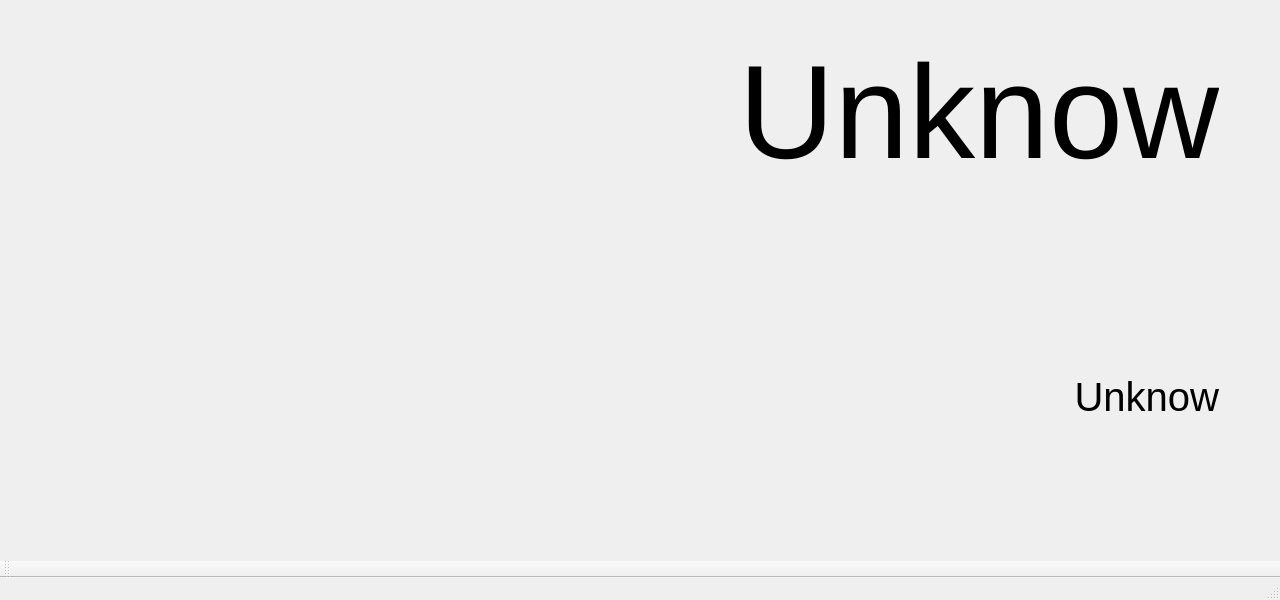
The window that mainwindow.ui (coucou1121/Datalogger) describes before a commit, drawn with Qt 5.
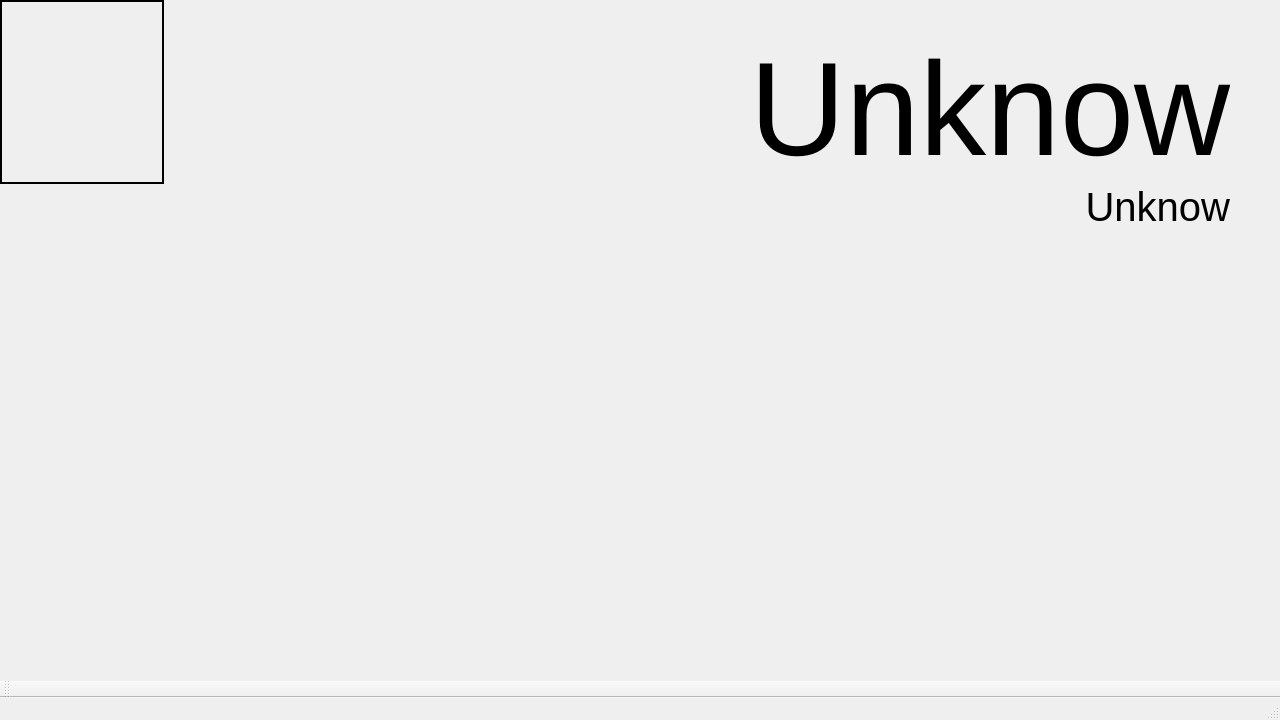
The same window after the commit. Custom widgets are drawn as their Qt base class.

Commit message: add logo and error

What changed in the file:
```diff
--- a/mainwindow.ui
+++ b/mainwindow.ui
@@ -7,17 +7,68 @@
     <x>0</x>
     <y>0</y>
     <width>1280</width>
-    <height>600</height>
+    <height>720</height>
    </rect>
   </property>
   <property name="windowTitle">
    <string>MainWindow</string>
   </property>
   <widget class="QWidget" name="centralWidget">
-   <layout class="QGridLayout" name="gridLayout">
+   <layout class="QGridLayout" name="gridLayout_2">
+    <property name="leftMargin">
+     <number>0</number>
+    </property>
+    <property name="topMargin">
+     <number>0</number>
+    </property>
+    <property name="rightMargin">
+     <number>0</number>
+    </property>
+    <property name="bottomMargin">
+     <number>0</number>
+    </property>
+    <property name="spacing">
+     <number>0</number>
+    </property>
     <item row="0" column="1">
-     <layout class="QGridLayout" name="gridLayout_2">
-      <item row="2" column="1">
+     <layout class="QGridLayout" name="gridLayout">
+      <property name="rightMargin">
+       <number>50</number>
+      </property>
+      <property name="spacing">
+       <number>0</number>
+      </property>
+      <item row="0" column="1">
+       <widget class="QLabel" name="LabelTitle">
+        <property name="minimumSize">
+         <size>
+          <width>600</width>
+          <height>100</height>
+         </size>
+        </property>
+        <property name="maximumSize">
+         <size>
+          <width>16777215</width>
+          <height>16777215</height>
+         </size>
+        </property>
+        <property name="font">
+         <font>
+          <pointsize>100</pointsize>
+         </font>
+        </property>
+        <property name="text">
+         <string>Unknow</string>
+        </property>
+        <property name="alignment">
+         <set>Qt::AlignBottom|Qt::AlignRight|Qt::AlignTrailing</set>
+        </property>
+        <property name="margin">
+         <number>0</number>
+        </property>
+       </widget>
+      </item>
+      <item row="1" column="1">
        <widget class="QLabel" name="labelVersion">
         <property name="font">
          <font>
@@ -38,55 +89,107 @@
         </property>
        </widget>
       </item>
-      <item row="0" column="1">
-       <widget class="QLabel" name="LabelTitle">
-        <property name="font">
-         <font>
-          <pointsize>100</pointsize>
-         </font>
-        </property>
-        <property name="text">
-         <string>Unknow</string>
-        </property>
-        <property name="alignment">
-         <set>Qt::AlignBottom|Qt::AlignRight|Qt::AlignTrailing</set>
-        </property>
-        <property name="margin">
-         <number>0</number>
-        </property>
-       </widget>
-      </item>
       <item row="0" column="0">
-       <widget class="LogoDateTime" name="widgetLogo" native="true">
+       <widget class="QFrame" name="LeftFrame">
+        <property name="sizePolicy">
+         <sizepolicy hsizetype="Fixed" vsizetype="Preferred">
+          <horstretch>0</horstretch>
+          <verstretch>0</verstretch>
+         </sizepolicy>
+        </property>
+        <property name="minimumSize">
+         <size>
+          <width>164</width>
+          <height>0</height>
+         </size>
+        </property>
         <property name="maximumSize">
          <size>
-          <width>160</width>
+          <width>164</width>
           <height>16777215</height>
          </size>
         </property>
+        <property name="frameShape">
+         <enum>QFrame::Box</enum>
+        </property>
+        <property name="lineWidth">
+         <number>2</number>
+        </property>
+        <property name="midLineWidth">
+         <number>2</number>
+        </property>
+        <layout class="QVBoxLayout" name="verticalLayout">
+         <property name="spacing">
+          <number>2</number>
+         </property>
+         <property name="sizeConstraint">
+          <enum>QLayout::SetDefaultConstraint</enum>
+         </property>
+         <property name="leftMargin">
+          <number>1</number>
+         </property>
+         <property name="topMargin">
+          <number>1</number>
+         </property>
+         <property name="rightMargin">
+          <number>1</number>
+         </property>
+         <property name="bottomMargin">
+          <number>1</number>
+         </property>
+         <item>
+          <widget class="LogoDateTime" name="widgetLogo" native="true">
+           <property name="minimumSize">
+            <size>
+             <width>160</width>
+             <height>88</height>
+            </size>
+           </property>
+           <property name="maximumSize">
+            <size>
+             <width>160</width>
+             <height>88</height>
+            </size>
+           </property>
+          </widget>
+         </item>
+         <item>
+          <widget class="StateFrame" name="widgetState" native="true">
+           <property name="minimumSize">
+            <size>
+             <width>160</width>
+             <height>88</height>
+            </size>
+           </property>
+           <property name="maximumSize">
+            <size>
+             <width>160</width>
+             <height>88</height>
+            </size>
+           </property>
+          </widget>
+         </item>
+        </layout>
        </widget>
       </item>
       <item row="1" column="0">
-       <widget class="ErrorFrame" name="widgetError" native="true"/>
+       <spacer name="verticalSpacer">
+        <property name="orientation">
+         <enum>Qt::Vertical</enum>
+        </property>
+        <property name="sizeType">
+         <enum>QSizePolicy::Expanding</enum>
+        </property>
+        <property name="sizeHint" stdset="0">
+         <size>
+          <width>20</width>
+          <height>40</height>
+         </size>
+        </property>
+       </spacer>
       </item>
      </layout>
     </item>
-    <item row="0" column="2">
-     <spacer name="horizontalSpacer">
-      <property name="orientation">
-       <enum>Qt::Horizontal</enum>
-      </property>
-      <property name="sizeType">
-       <enum>QSizePolicy::Fixed</enum>
-      </property>
-      <property name="sizeHint" stdset="0">
-       <size>
-        <width>50</width>
-        <height>20</height>
-       </size>
-      </property>
-     </spacer>
-    </item>
    </layout>
   </widget>
   <widget class="QMenuBar" name="menuBar">
@@ -124,9 +227,9 @@
    <container>1</container>
   </customwidget>
   <customwidget>
-   <class>ErrorFrame</class>
+   <class>StateFrame</class>
    <extends>QWidget</extends>
-   <header location="global">errorFrame.h</header>
+   <header>stateFrame.h</header>
    <container>1</container>
   </customwidget>
  </customwidgets>
```
The commit also changes 14 other files.
